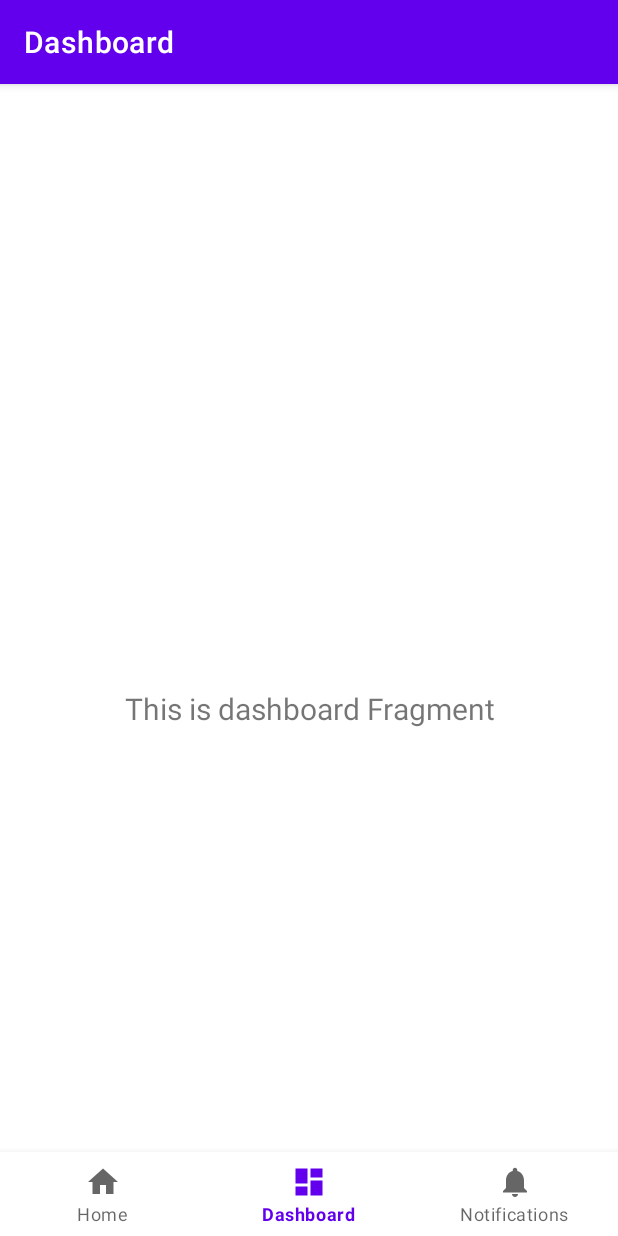
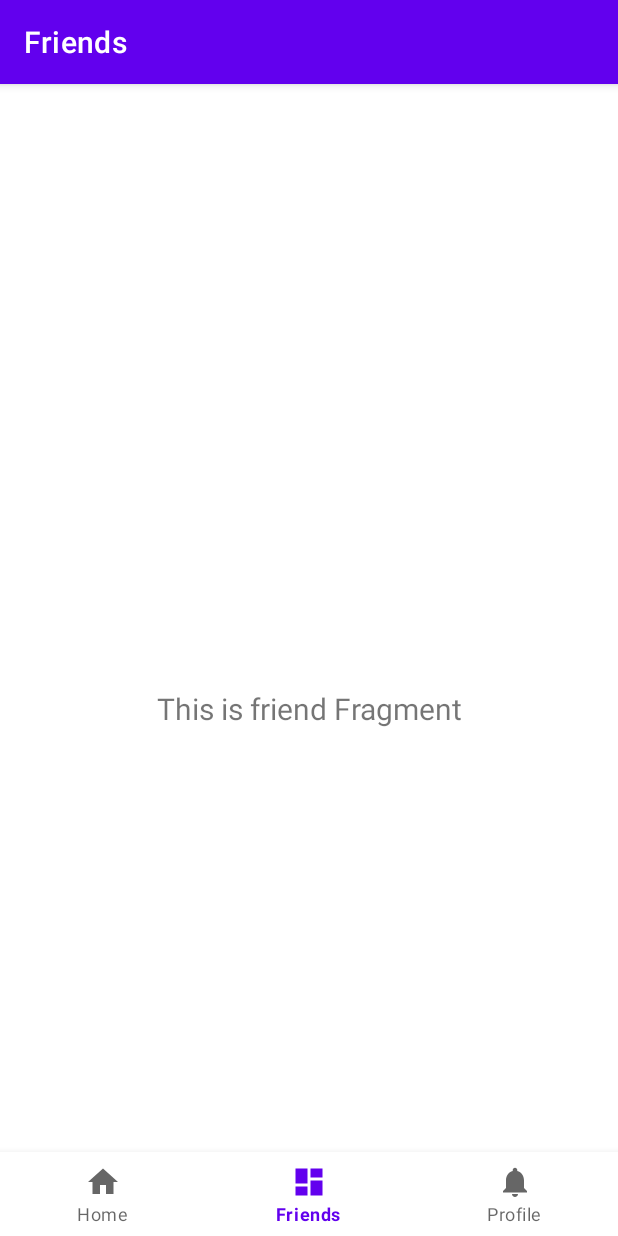
Before and after one commit to hrl-2024/FriendLink, an Android app: the FriendsFragment screen opened through its navigation route, on a phone screen of 412 x 824 dp. Run offline under Robolectric (Android 15) with nearby library versions, the phone set to English and light mode, and no system bars; our stand-ins replace navigation-ui.

Commit message:
FriendsFragment refactor done

```diff
--- a/app/src/main/java/com/skr/android/friendlink/ui/dashboard/DashboardFragment.kt
+++ b/app/src/main/java/com/skr/android/friendlink/ui/dashboard/FriendsFragment.kt
@@ -7,11 +7,11 @@ import android.view.ViewGroup
 import android.widget.TextView
 import androidx.fragment.app.Fragment
 import androidx.lifecycle.ViewModelProvider
-import com.skr.android.friendlink.databinding.FragmentDashboardBinding
+import com.skr.android.friendlink.databinding.FragmentFriendsBinding
 
-class DashboardFragment : Fragment() {
+class FriendsFragment : Fragment() {
 
-    private var _binding: FragmentDashboardBinding? = null
+    private var _binding: FragmentFriendsBinding? = null
 
     // This property is only valid between onCreateView and
     // onDestroyView.
@@ -22,14 +22,14 @@ class DashboardFragment : Fragment() {
         container: ViewGroup?,
         savedInstanceState: Bundle?
     ): View {
-        val dashboardViewModel =
-            ViewModelProvider(this).get(DashboardViewModel::class.java)
+        val friendsViewModel =
+            ViewModelProvider(this).get(FriendsViewModel::class.java)
 
-        _binding = FragmentDashboardBinding.inflate(inflater, container, false)
+        _binding = FragmentFriendsBinding.inflate(inflater, container, false)
         val root: View = binding.root
 
-        val textView: TextView = binding.textDashboard
-        dashboardViewModel.text.observe(viewLifecycleOwner) {
+        val textView: TextView = binding.textFriends
+        friendsViewModel.text.observe(viewLifecycleOwner) {
             textView.text = it
         }
         return root
--- a/app/src/main/java/com/skr/android/friendlink/ui/dashboard/DashboardViewModel.kt
+++ b/app/src/main/java/com/skr/android/friendlink/ui/dashboard/FriendsViewModel.kt
@@ -4,10 +4,10 @@ import androidx.lifecycle.LiveData
 import androidx.lifecycle.MutableLiveData
 import androidx.lifecycle.ViewModel
 
-class DashboardViewModel : ViewModel() {
+class FriendsViewModel : ViewModel() {
 
     private val _text = MutableLiveData<String>().apply {
-        value = "This is dashboard Fragment"
+        value = "This is friend Fragment"
     }
     val text: LiveData<String> = _text
 }
--- a/app/src/main/res/layout/fragment_dashboard.xml
+++ b/app/src/main/res/layout/fragment_friends.xml
@@ -4,10 +4,10 @@
     xmlns:tools="http://schemas.android.com/tools"
     android:layout_width="match_parent"
     android:layout_height="match_parent"
-    tools:context=".ui.dashboard.DashboardFragment">
+    tools:context=".ui.dashboard.FriendsFragment">
 
     <TextView
-        android:id="@+id/text_dashboard"
+        android:id="@+id/text_friends"
         android:layout_width="match_parent"
         android:layout_height="wrap_content"
         android:layout_marginStart="8dp"
--- a/app/src/main/res/menu/bottom_nav_menu.xml
+++ b/app/src/main/res/menu/bottom_nav_menu.xml
@@ -9,11 +9,11 @@
     <item
         android:id="@+id/navigation_dashboard"
         android:icon="@drawable/ic_dashboard_black_24dp"
-        android:title="@string/title_dashboard" />
+        android:title="@string/title_friends" />
 
     <item
         android:id="@+id/navigation_notifications"
         android:icon="@drawable/ic_notifications_black_24dp"
-        android:title="@string/title_notifications" />
+        android:title="@string/title_profile" />
 
 </menu>
--- a/app/src/main/res/navigation/mobile_navigation.xml
+++ b/app/src/main/res/navigation/mobile_navigation.xml
@@ -13,13 +13,13 @@
 
     <fragment
         android:id="@+id/navigation_dashboard"
-        android:name="com.skr.android.friendlink.ui.dashboard.DashboardFragment"
-        android:label="@string/title_dashboard"
-        tools:layout="@layout/fragment_dashboard" />
+        android:name="com.skr.android.friendlink.ui.dashboard.FriendsFragment"
+        android:label="@string/title_friends"
+        tools:layout="@layout/fragment_friends" />
 
     <fragment
         android:id="@+id/navigation_notifications"
         android:name="com.skr.android.friendlink.ui.notifications.NotificationsFragment"
-        android:label="@string/title_notifications"
+        android:label="@string/title_profile"
         tools:layout="@layout/fragment_notifications" />
 </navigation>
--- a/app/src/main/res/values/strings.xml
+++ b/app/src/main/res/values/strings.xml
@@ -1,6 +1,6 @@
 <resources>
     <string name="app_name">FriendLink</string>
     <string name="title_home">Home</string>
-    <string name="title_dashboard">Dashboard</string>
-    <string name="title_notifications">Notifications</string>
+    <string name="title_friends">Friends</string>
+    <string name="title_profile">Profile</string>
 </resources>
```
